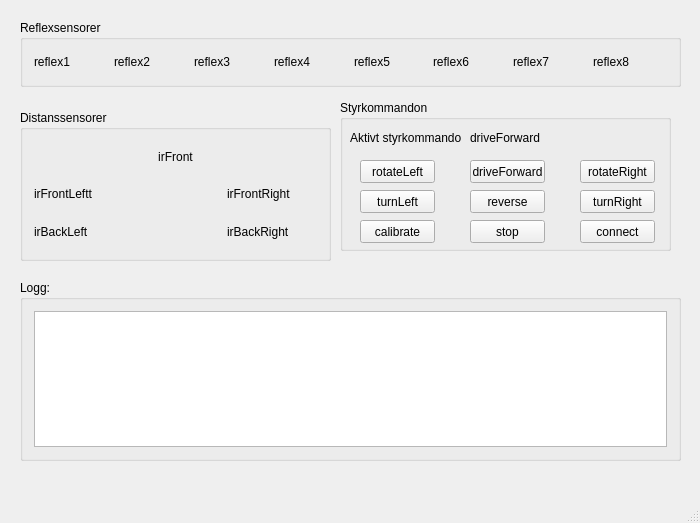
ll-KS-ll/tsea29-kmm, file PC-software/mainwindow.ui: the form before one commit.
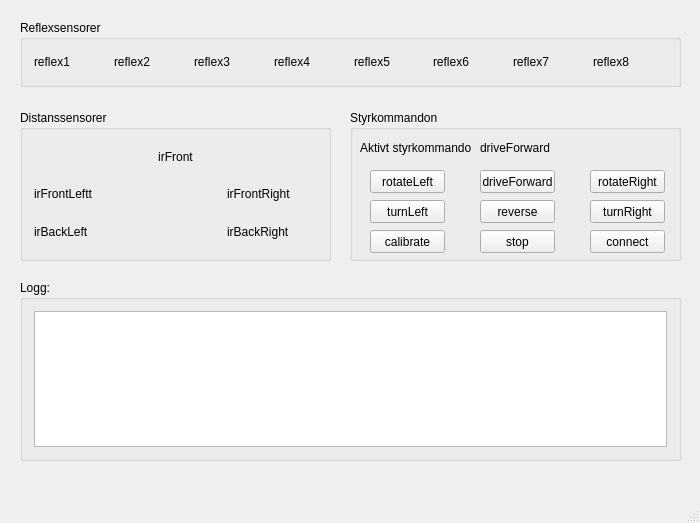
The form after the commit.

Patch:
```diff
--- a/PC-software/mainwindow.ui
+++ b/PC-software/mainwindow.ui
@@ -82,8 +82,8 @@
    <widget class="QGroupBox" name="groupBox_2">
     <property name="geometry">
      <rect>
-      <x>340</x>
-      <y>100</y>
+      <x>350</x>
+      <y>110</y>
       <width>331</width>
       <height>151</height>
      </rect>
```
